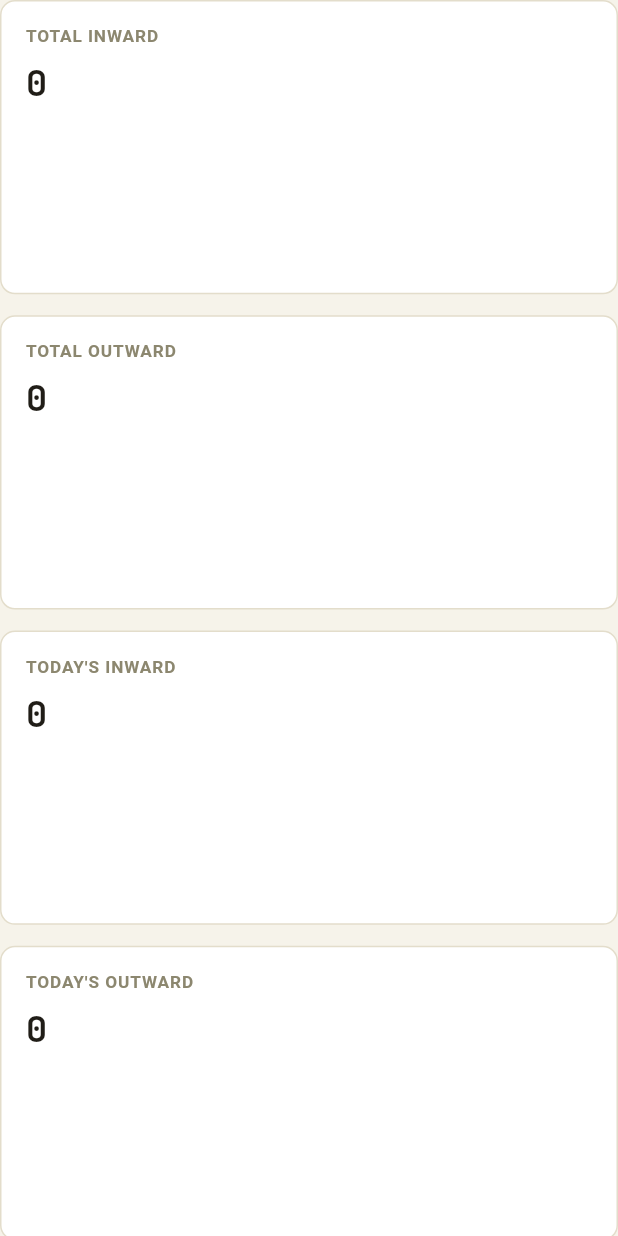
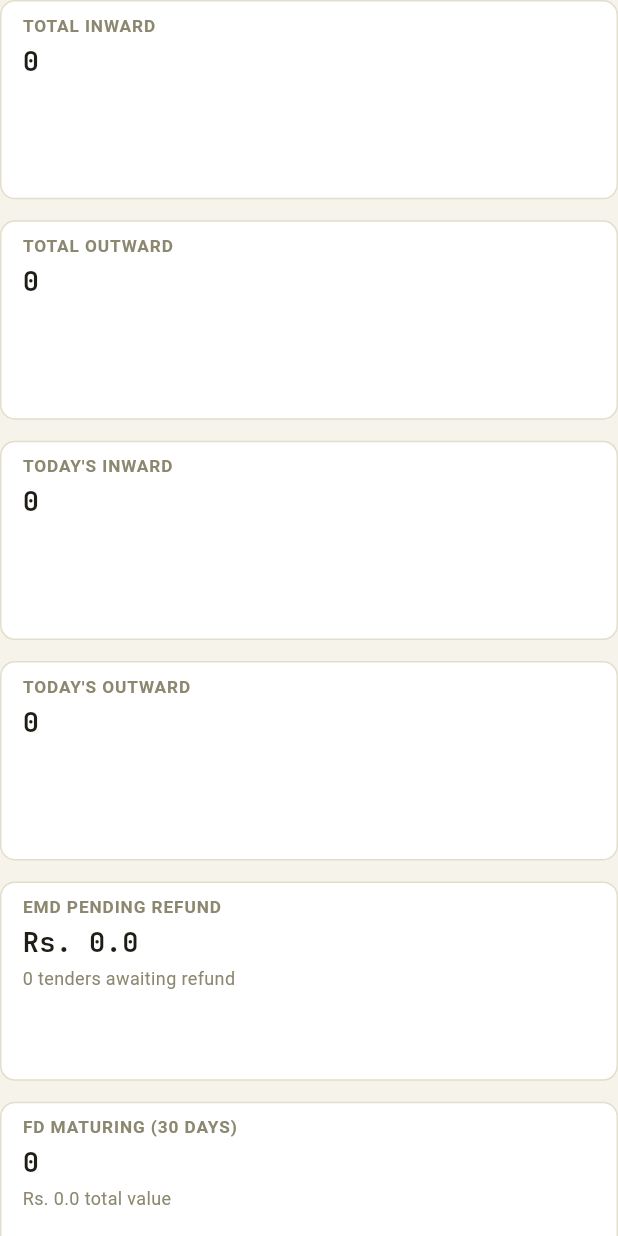
Before and after one commit to shivhegde/AiOffice, a Flutter app: the DashboardScreen widget shown alone on an empty page, opened directly, on a phone screen of 412 x 824 dp. Run offline on Flutter 3.47's test engine with Material 3 defaults, Android fonts, the phone set to English and light mode, and no system bars; our stand-ins replace cloud_firestore, file_picker, firebase_auth, firebase_core, firebase_storage, flutter_riverpod and 6 more; missing offline and left inert: desktop_drop; accounts and stored records are empty.

Commit message:
Reduce dashboard stat-tile height
Stat tiles (Total Inward, EMD Pending Refund, etc.) were rendering
too tall — wider aspect ratio and tighter padding/font brings them
back to the compact prototype sizing.

Co-Authored-By: Claude Sonnet 5 <noreply@anthropic.com>
Claude-Session: https://claude.ai/code/session_01Ef5sag8WRZoh22gQAkpjZ3

```diff
--- a/lib/features/dashboard/presentation/dashboard_screen.dart
+++ b/lib/features/dashboard/presentation/dashboard_screen.dart
@@ -36,7 +36,7 @@ class DashboardScreen extends ConsumerWidget {
                 physics: const NeverScrollableScrollPhysics(),
                 mainAxisSpacing: 14,
                 crossAxisSpacing: 14,
-                childAspectRatio: 2.1,
+                childAspectRatio: 3.1,
                 children: [
                   StatTile(label: 'Total Inward', value: '${stats.totalInward}'),
                   StatTile(label: 'Total Outward', value: '${stats.totalOutward}'),
--- a/lib/shared/widgets/stat_tile.dart
+++ b/lib/shared/widgets/stat_tile.dart
@@ -33,7 +33,7 @@ class StatTile extends StatelessWidget {
     };
 
     return Container(
-      padding: const EdgeInsets.symmetric(horizontal: 16, vertical: 15),
+      padding: const EdgeInsets.symmetric(horizontal: 14, vertical: 8),
       decoration: BoxDecoration(
         color: theme.colorScheme.surface,
         borderRadius: BorderRadius.circular(10),
@@ -52,17 +52,17 @@ class StatTile extends StatelessWidget {
               color: colors.textMuted,
             ),
           ),
-          const SizedBox(height: 6),
+          const SizedBox(height: 3),
           Text(
             value,
             style: AppFonts.mono(
-              fontSize: 24,
+              fontSize: 18,
               fontWeight: FontWeight.w700,
               color: theme.colorScheme.onSurface,
             ),
           ),
           if (deltaText != null) ...[
-            const SizedBox(height: 4),
+            const SizedBox(height: 2),
             Row(
               mainAxisSize: MainAxisSize.min,
               children: [
```
